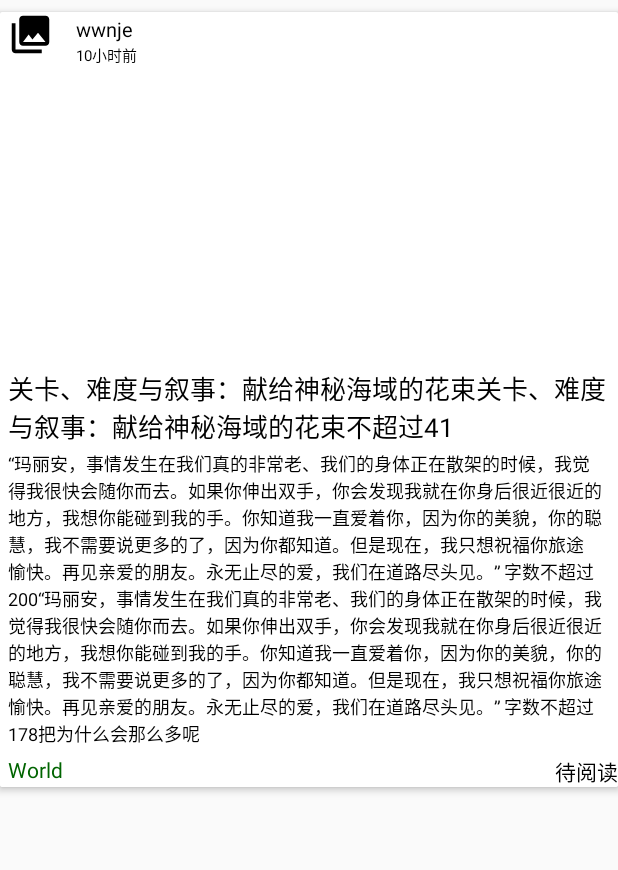
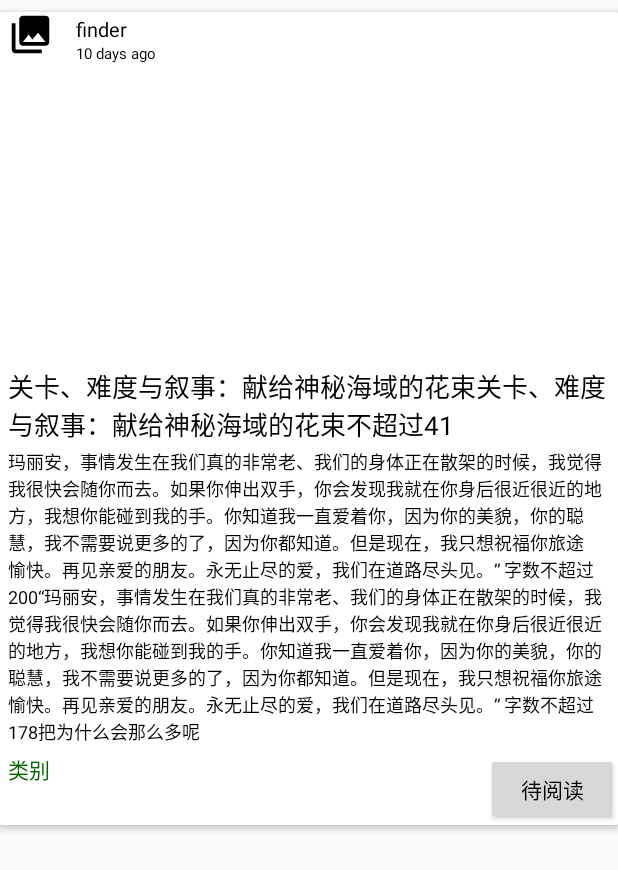
Before and after one commit to wwnje/Android_Blank, an Android app: the layout tags_item.xml on its own in the app's theme, with its tools: preview values and no code run, on a phone screen of 412 x 824 dp. Shown: the top 870 px of the screen. Run offline under Robolectric (Android 15) with nearby library versions, the phone set to English and light mode, and no system bars; network calls fail.

Commit message:
change name blank

```diff
--- a/FakeNews/fucknews/src/main/res/layout/tags_item.xml
+++ b/FakeNews/fucknews/src/main/res/layout/tags_item.xml
@@ -37,7 +37,7 @@
                     android:layout_height="wrap_content"
                     android:paddingTop="2dp"
                     android:textSize="13sp"
-                    android:text="wwnje"
+                    android:text="@string/finder"
                     android:layout_marginLeft="10dp"
                     android:textColor="@color/black"/>
                 <TextView
@@ -45,7 +45,7 @@
                     android:layout_width="wrap_content"
                     android:layout_height="wrap_content"
                     android:textSize="10sp"
-                    android:text="10小时前"
+                    android:text="@string/date"
                     android:layout_marginLeft="10dp"
                     android:textColor="@color/black" />
             </LinearLayout>
@@ -71,6 +71,7 @@
             android:orientation="vertical"
             android:padding="0dp"
             android:background="@color/white">
+
             <TextView
                 android:id="@+id/tvTitle"
                 android:layout_width="match_parent"
@@ -78,7 +79,7 @@
                 android:singleLine="false"
                 android:paddingTop="2dp"
                 android:textSize="17sp"
-                    android:text="关卡、难度与叙事：献给神秘海域的花束关卡、难度与叙事：献给神秘海域的花束不超过41"
+                android:text="@string/eg_title"
                 android:layout_marginLeft="5dp"
                 android:layout_marginRight="5dp"
                 android:textColor="@color/black"/>
@@ -88,7 +89,7 @@
                     android:layout_width="match_parent"
                     android:layout_height="wrap_content"
                     android:textSize="12sp"
-                    android:text="“玛丽安，事情发生在我们真的非常老、我们的身体正在散架的时候，我觉得我很快会随你而去。如果你伸出双手，你会发现我就在你身后很近很近的地方，我想你能碰到我的手。你知道我一直爱着你，因为你的美貌，你的聪慧，我不需要说更多的了，因为你都知道。但是现在，我只想祝福你旅途愉快。再见亲爱的朋友。永无止尽的爱，我们在道路尽头见。”	字数不超过200“玛丽安，事情发生在我们真的非常老、我们的身体正在散架的时候，我觉得我很快会随你而去。如果你伸出双手，你会发现我就在你身后很近很近的地方，我想你能碰到我的手。你知道我一直爱着你，因为你的美貌，你的聪慧，我不需要说更多的了，因为你都知道。但是现在，我只想祝福你旅途愉快。再见亲爱的朋友。永无止尽的爱，我们在道路尽头见。”	字数不超过178把为什么会那么多呢"
+                    android:text="@string/desc"
                     android:layout_marginTop="3dp"
                     android:layout_marginLeft="5dp"
                     android:layout_marginRight="5dp"
@@ -99,19 +100,20 @@
                 android:layout_marginTop="5dp">
                 <TextView
                     android:id="@+id/tv_type"
-                    android:text="World"
+                    android:text="@string/type"
                     android:textColor="@color/green"
                     android:layout_alignParentLeft="true"
                     android:layout_width="wrap_content"
                     android:layout_marginLeft="5dp"
-                    android:layout_height="wrap_content" />
-                <TextView
+                    android:layout_height="wrap_content"
+                    android:layout_alignParentTop="true" />
+                <Button
                     android:id="@+id/tvRead"
                     android:layout_width="wrap_content"
                     android:layout_height="wrap_content"
                     android:layout_alignParentRight="true"
                     android:singleLine="true"
-                    android:text="待阅读"
+                    android:text="@string/bookmark"
                     android:textColor="@color/black"
                     />
             </RelativeLayout>
--- a/FakeNews/fucknews/src/main/res/values/strings.xml
+++ b/FakeNews/fucknews/src/main/res/values/strings.xml
@@ -1,5 +1,5 @@
 <resources>
-    <string name="app_name">news</string>
+    <string name="app_name">Blank</string>
     <string name="app_tags">Tags</string>
 
     <string name="navigation_drawer_open">Open navigation drawer</string>
@@ -54,4 +54,14 @@
     <string name="close">close</string>
     <string name="title_activity_twenty">TwentyActivity</string>
     <string name="section_format">Hello World from section: %1$d</string>
+
+    <!--tags name-->
+    <string name="bookmark">待阅读</string>
+    <string name="type">类别</string>
+    <string name="finder">finder</string>
+    <string name="desc">玛丽安，事情发生在我们真的非常老、我们的身体正在散架的时候，我觉得我很快会随你而去。如果你伸出双手，你会发现我就在你身后很近很近的地方，我想你能碰到我的手。你知道我一直爱着你，因为你的美貌，你的聪慧，我不需要说更多的了，因为你都知道。但是现在，我只想祝福你旅途愉快。再见亲爱的朋友。永无止尽的爱，我们在道路尽头见。”	字数不超过200“玛丽安，事情发生在我们真的非常老、我们的身体正在散架的时候，我觉得我很快会随你而去。如果你伸出双手，你会发现我就在你身后很近很近的地方，我想你能碰到我的手。你知道我一直爱着你，因为你的美貌，你的聪慧，我不需要说更多的了，因为你都知道。但是现在，我只想祝福你旅途愉快。再见亲爱的朋友。永无止尽的爱，我们在道路尽头见。”	字数不超过178把为什么会那么多呢</string>
+    <string name="eg_title">关卡、难度与叙事：献给神秘海域的花束关卡、难度与叙事：献给神秘海域的花束不超过41</string>
+    <string name="date">10 days ago</string>
+
+
 </resources>
```
Also changed, not shown: 1 other file. Lines whose indentation alone changed are shown as unchanged.
